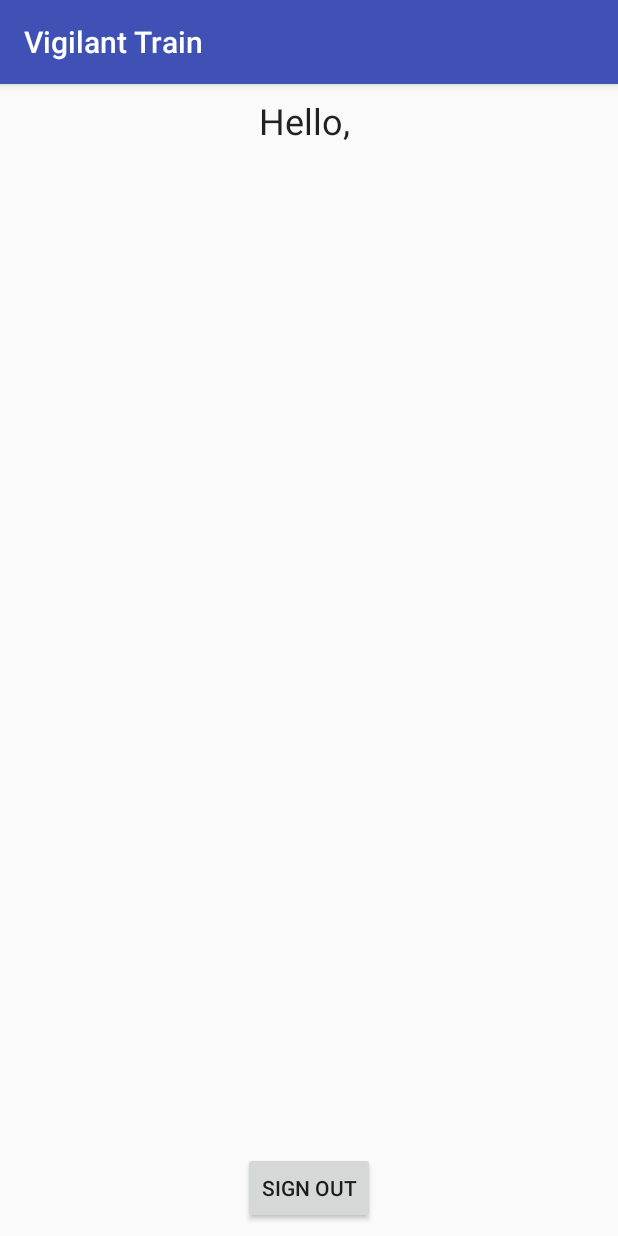
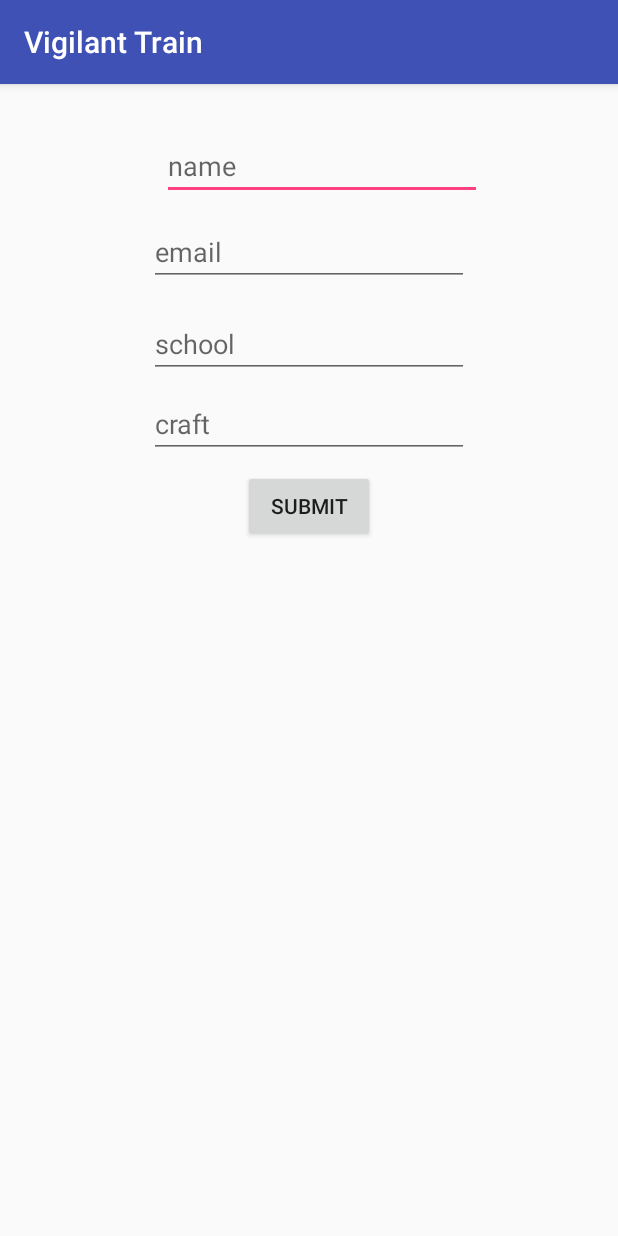
Before and after one commit to brad11dawson/vigilant-train, an Android app: the screen it shows after launch once a user with an empty profile is signed in (GreetActivity), on a phone screen of 412 x 824 dp. Run offline under Robolectric (Android 15) with nearby library versions, the phone set to English and light mode, and no system bars; our stand-ins replace Firebase (no records; nobody signed in at launch, a user with empty details on screens opened directly); libraries missing offline, so code that uses them is left out: com.facebook, com.facebook.login; 4 statements that could not run were skipped.

Commit message:
Added user input for name, email, school, and crafts

```diff
--- a/app/build.gradle
+++ b/app/build.gradle
@@ -23,6 +23,7 @@ dependencies {
     implementation 'com.android.support:appcompat-v7:26.1.0'
     implementation 'com.android.support.constraint:constraint-layout:1.0.2'
     implementation 'com.google.firebase:firebase-auth:11.0.4'
+    implementation 'com.google.firebase:firebase-database:11.0.4'
     testImplementation 'junit:junit:4.12'
     androidTestImplementation 'com.android.support.test:runner:1.0.1'
     androidTestImplementation 'com.android.support.test.espresso:espresso-core:3.0.1'
@@ -31,4 +32,5 @@ dependencies {
 
 
 
+
 apply plugin: 'com.google.gms.google-services'
--- a/app/src/main/java/com/coryswainston/vigilanttrain/GreetActivity.java
+++ b/app/src/main/java/com/coryswainston/vigilanttrain/GreetActivity.java
@@ -1,14 +1,26 @@
 package com.coryswainston.vigilanttrain;
 
+import android.net.Uri;
 import android.support.v7.app.AppCompatActivity;
 import android.os.Bundle;
 import android.view.View;
+import android.widget.EditText;
 import android.widget.TextView;
 
 import com.facebook.login.LoginManager;
+import com.google.firebase.FirebaseApp;
 import com.google.firebase.auth.FirebaseAuth;
+import com.google.firebase.database.DatabaseReference;
+import com.google.firebase.database.FirebaseDatabase;
+
+import java.net.URI;
 
 public class GreetActivity extends AppCompatActivity {
+
+    private EditText nameInput;
+    private EditText emailInput;
+    private EditText schoolInput;
+    private EditText craftInput;
 
     @Override
     protected void onCreate(Bundle savedInstanceState) {
@@ -16,8 +28,30 @@ public class GreetActivity extends AppCompatActivity {
         setContentView(R.layout.activity_greet);
 
         String userName = getIntent().getStringExtra("userName");
-        TextView tv = findViewById(R.id.textView2);
-        tv.setText("Hello, " + userName);
+        String email = getIntent().getStringExtra("email");
+        String profilePic = "not working dangit"; //Uri.parse(getIntent().getStringExtra("profilePic"));
+
+        nameInput = findViewById(R.id.name_input);
+        emailInput = findViewById(R.id.email_input);
+        schoolInput = findViewById(R.id.school_input);
+        craftInput = findViewById(R.id.craft_input);
+
+        nameInput.setText(userName);
+        emailInput.setText(email);
+    }
+
+    public void onSubmit(View v) {
+        String name = nameInput.getText().toString();
+        String email = emailInput.getText().toString();
+        String school = schoolInput.getText().toString();
+        String craft = craftInput.getText().toString();
+
+        DatabaseReference db = FirebaseDatabase.getInstance().getReference("users");
+        DatabaseReference newUser = db.push();
+        newUser.child("name").setValue(name);
+        newUser.child("email").setValue(email);
+        newUser.child("school").setValue(school);
+        newUser.child("craft").setValue(craft);
     }
 
     public void logOut(View v) {
--- a/app/src/main/java/com/coryswainston/vigilanttrain/MainActivity.java
+++ b/app/src/main/java/com/coryswainston/vigilanttrain/MainActivity.java
@@ -85,6 +85,8 @@ public class MainActivity extends AppCompatActivity {
         if (currentUser != null) {
             Intent intent = new Intent(this, GreetActivity.class);
             intent.putExtra("userName", currentUser.getDisplayName());
+            intent.putExtra("email", currentUser.getEmail());
+            intent.putExtra("profilePic", currentUser.getPhotoUrl());
             startActivity(intent);
         }
     }
--- a/app/src/main/res/layout/activity_greet.xml
+++ b/app/src/main/res/layout/activity_greet.xml
@@ -6,29 +6,68 @@
     android:layout_height="match_parent"
     tools:context="com.coryswainston.vigilanttrain.GreetActivity">
 
-    <TextView
-        android:id="@+id/textView2"
+    <EditText
+        android:id="@+id/name_input"
+        android:layout_width="wrap_content"
+        android:layout_height="wrap_content"
+        android:layout_marginLeft="16dp"
+        android:layout_marginTop="32dp"
+        android:ems="10"
+        android:hint="name"
+        android:inputType="textPersonName"
+        app:layout_constraintEnd_toEndOf="parent"
+        app:layout_constraintHorizontal_bias="0.502"
+        app:layout_constraintLeft_toLeftOf="parent"
+        app:layout_constraintStart_toStartOf="parent"
+        app:layout_constraintTop_toTopOf="parent" />
+
+    <EditText
+        android:id="@+id/email_input"
+        android:layout_width="wrap_content"
+        android:layout_height="wrap_content"
+        android:layout_marginTop="12dp"
+        android:ems="10"
+        android:hint="email"
+        android:inputType="textEmailAddress"
+        app:layout_constraintLeft_toLeftOf="parent"
+        app:layout_constraintRight_toRightOf="parent"
+        app:layout_constraintTop_toBottomOf="@+id/name_input" />
+
+    <EditText
+        android:id="@+id/school_input"
         android:layout_width="wrap_content"
         android:layout_height="wrap_content"
         android:layout_marginEnd="8dp"
         android:layout_marginStart="8dp"
-        android:layout_marginTop="8dp"
-        android:text="TextView"
-        android:textAppearance="@style/TextAppearance.AppCompat.Headline"
+        android:layout_marginTop="16dp"
+        android:ems="10"
+        android:hint="school"
+        android:inputType="textPersonName"
         app:layout_constraintEnd_toEndOf="parent"
         app:layout_constraintStart_toStartOf="parent"
-        app:layout_constraintTop_toTopOf="parent" />
+        app:layout_constraintTop_toBottomOf="@+id/email_input" />
+
+    <EditText
+        android:id="@+id/craft_input"
+        android:layout_width="wrap_content"
+        android:layout_height="wrap_content"
+        android:layout_marginTop="8dp"
+        android:ems="10"
+        android:hint="craft"
+        android:inputType="textPersonName"
+        app:layout_constraintLeft_toLeftOf="parent"
+        app:layout_constraintRight_toRightOf="parent"
+        app:layout_constraintTop_toBottomOf="@+id/school_input" />
 
     <Button
-        android:id="@+id/signOut"
+        android:id="@+id/button2"
         android:layout_width="wrap_content"
         android:layout_height="wrap_content"
-        android:layout_marginBottom="8dp"
-        android:layout_marginEnd="8dp"
-        android:layout_marginStart="8dp"
-        android:onClick="logOut"
-        android:text="sign out"
-        app:layout_constraintBottom_toBottomOf="parent"
-        app:layout_constraintEnd_toEndOf="parent"
-        app:layout_constraintStart_toStartOf="parent" />
+        android:layout_marginTop="8dp"
+        android:onClick="onSubmit"
+        android:text="Submit"
+        app:layout_constraintLeft_toLeftOf="parent"
+        app:layout_constraintRight_toRightOf="parent"
+        app:layout_constraintTop_toBottomOf="@+id/craft_input" />
+
 </android.support.constraint.ConstraintLayout>
```
Also changed, not shown: 1 other file.
